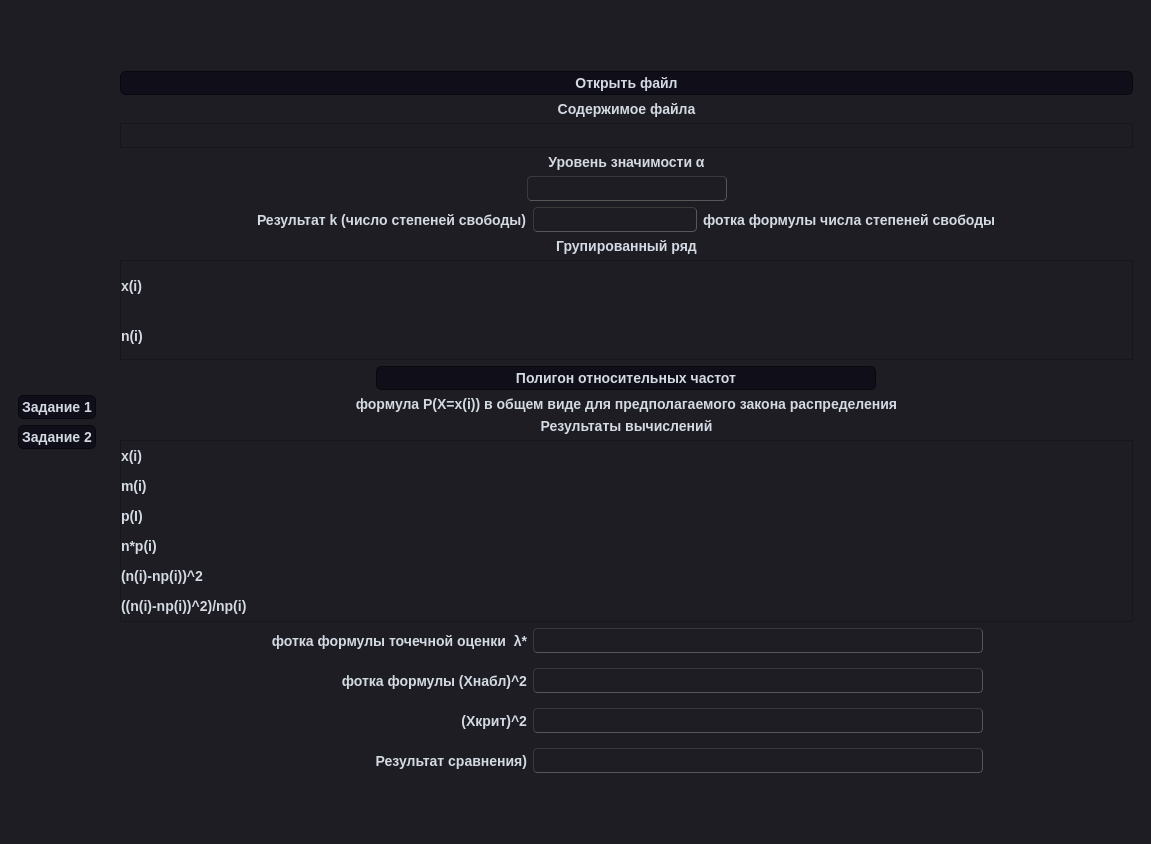
Before: the Qt Designer form interface.ui in T-LORE/tv_lr6, drawn with Qt 5.
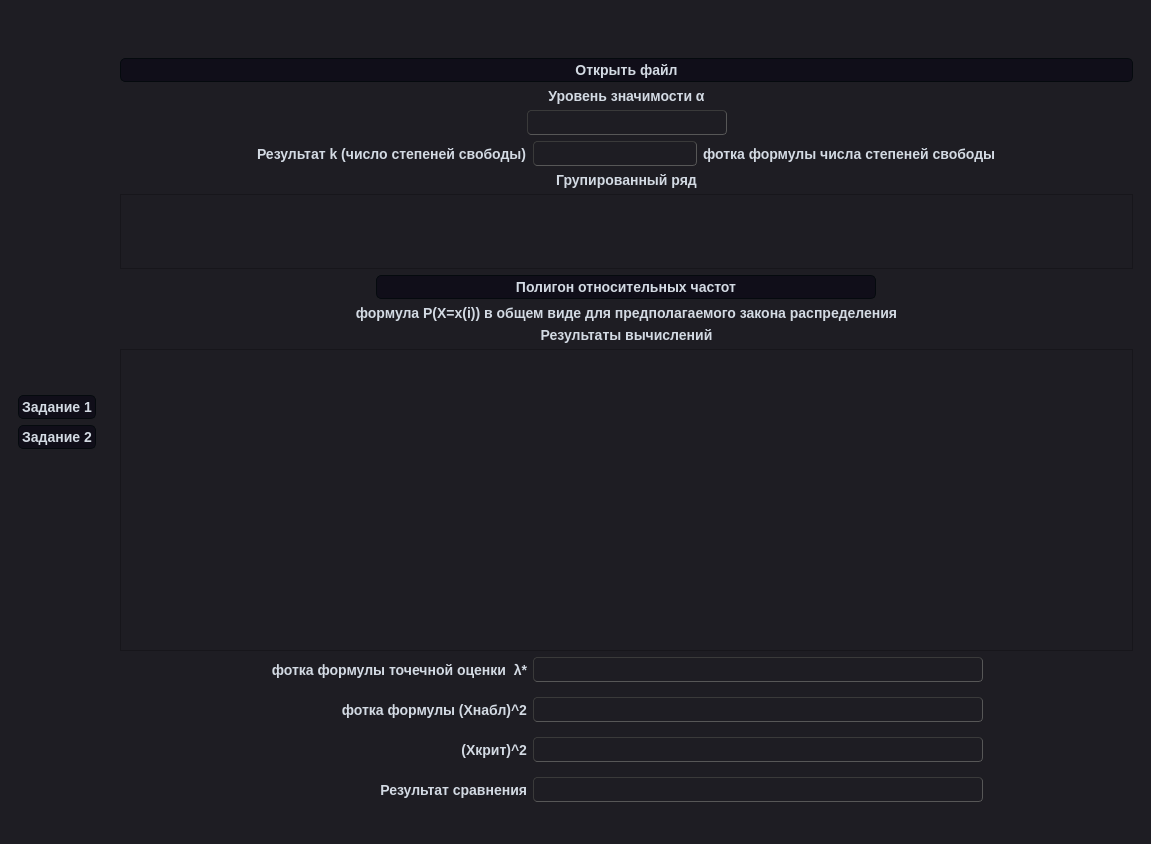
After: the same form once the commit is applied.

Commit message: Красивые таблички во 2 задании

```diff
--- a/interface.ui
+++ b/interface.ui
@@ -358,7 +358,7 @@
             <property name="maximumSize">
              <size>
               <width>16777215</width>
-              <height>100</height>
+              <height>75</height>
              </size>
             </property>
             <property name="verticalScrollBarPolicy">
@@ -404,10 +404,16 @@
              <bool>true</bool>
             </attribute>
             <attribute name="verticalHeaderVisible">
-             <bool>true</bool>
+             <bool>false</bool>
             </attribute>
             <attribute name="verticalHeaderDefaultSectionSize">
-             <number>50</number>
+             <number>35</number>
+            </attribute>
+            <attribute name="verticalHeaderHighlightSections">
+             <bool>true</bool>
+            </attribute>
+            <attribute name="verticalHeaderStretchLastSection">
+             <bool>true</bool>
             </attribute>
             <row>
              <property name="text">
@@ -461,6 +467,18 @@
             <attribute name="horizontalHeaderVisible">
              <bool>false</bool>
             </attribute>
+            <attribute name="horizontalHeaderMinimumSectionSize">
+             <number>45</number>
+            </attribute>
+            <attribute name="horizontalHeaderDefaultSectionSize">
+             <number>100</number>
+            </attribute>
+            <attribute name="verticalHeaderVisible">
+             <bool>false</bool>
+            </attribute>
+            <attribute name="verticalHeaderDefaultSectionSize">
+             <number>50</number>
+            </attribute>
             <row>
              <property name="text">
               <string>x(i)</string>
@@ -512,54 +530,6 @@
             <property name="rightMargin">
              <number>0</number>
             </property>
-            <item>
-             <widget class="QLabel" name="label">
-              <property name="layoutDirection">
-               <enum>Qt::LeftToRight</enum>
-              </property>
-              <property name="text">
-               <string>Содержимое файла</string>
-              </property>
-              <property name="alignment">
-               <set>Qt::AlignCenter</set>
-              </property>
-             </widget>
-            </item>
-            <item>
-             <widget class="QTextEdit" name="fileBuffer">
-              <property name="sizePolicy">
-               <sizepolicy hsizetype="Minimum" vsizetype="Minimum">
-                <horstretch>0</horstretch>
-                <verstretch>0</verstretch>
-               </sizepolicy>
-              </property>
-              <property name="maximumSize">
-               <size>
-                <width>16777215</width>
-                <height>25</height>
-               </size>
-              </property>
-              <property name="verticalScrollBarPolicy">
-               <enum>Qt::ScrollBarAlwaysOff</enum>
-              </property>
-              <property name="horizontalScrollBarPolicy">
-               <enum>Qt::ScrollBarAlwaysOff</enum>
-              </property>
-              <property name="readOnly">
-               <bool>true</bool>
-              </property>
-              <property name="html">
-               <string>&lt;!DOCTYPE HTML PUBLIC &quot;-//W3C//DTD HTML 4.0//EN&quot; &quot;http://www.w3.org/TR/REC-html40/strict.dtd&quot;&gt;
-&lt;html&gt;&lt;head&gt;&lt;meta name=&quot;qrichtext&quot; content=&quot;1&quot; /&gt;&lt;meta charset=&quot;utf-8&quot; /&gt;&lt;style type=&quot;text/css&quot;&gt;
-p, li { white-space: pre-wrap; }
-hr { height: 1px; border-width: 0; }
-li.unchecked::marker { content: &quot;\2610&quot;; }
-li.checked::marker { content: &quot;\2612&quot;; }
-&lt;/style&gt;&lt;/head&gt;&lt;body style=&quot; font-family:'Arial','sans-serif'; font-size:14px; font-weight:700; font-style:normal;&quot;&gt;
-&lt;p style=&quot;-qt-paragraph-type:empty; margin-top:0px; margin-bottom:0px; margin-left:0px; margin-right:0px; -qt-block-indent:0; text-indent:0px;&quot;&gt;&lt;br /&gt;&lt;/p&gt;&lt;/body&gt;&lt;/html&gt;</string>
-              </property>
-             </widget>
-            </item>
             <item>
              <widget class="QLabel" name="label_5">
               <property name="text">
@@ -771,7 +741,7 @@
           <item row="4" column="0">
            <widget class="QLabel" name="formulaXComparasion">
             <property name="text">
-             <string>Результат сравнения)</string>
+             <string>Результат сравнения</string>
             </property>
             <property name="alignment">
              <set>Qt::AlignRight|Qt::AlignTrailing|Qt::AlignVCenter</set>
```
The commit also changes 1 other file.
